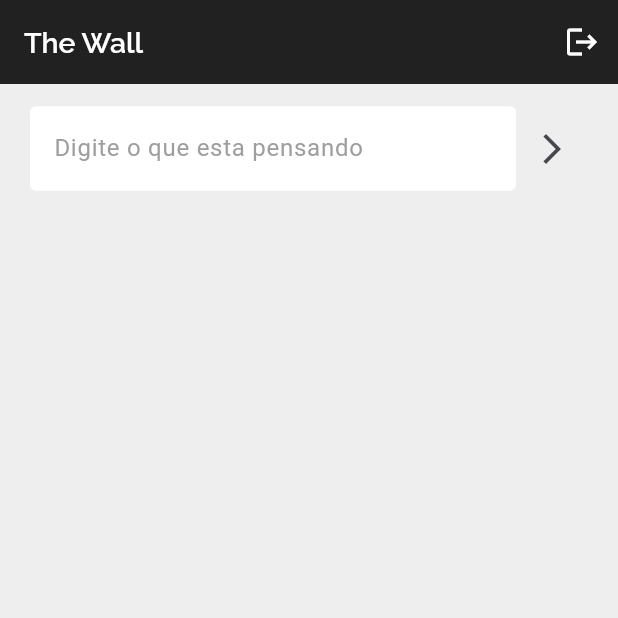
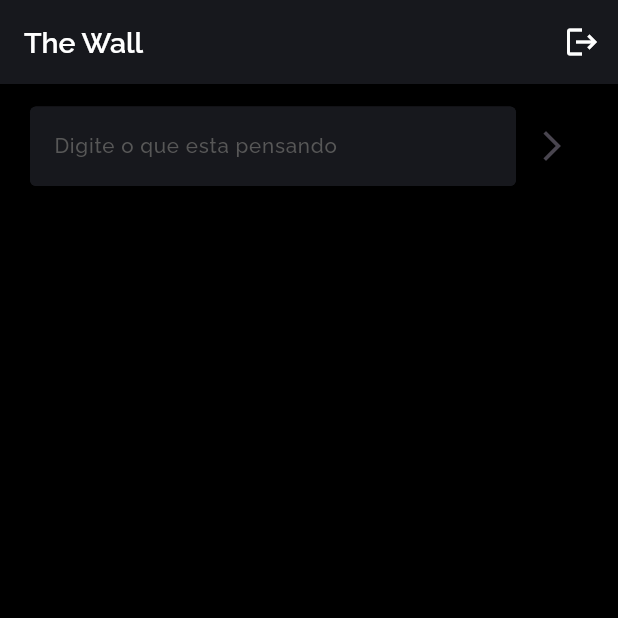
Before and after one commit to marianaoliveira1/SocialMidia, a Flutter app: the screen it shows once a user with an empty profile is signed in, on a phone screen of 412 x 824 dp, the top half of it. Run offline on Flutter 3.47's test engine with Material 3 defaults, Android fonts, the phone set to English and light mode, and no system bars; our stand-ins replace cloud_firestore, firebase_auth, firebase_core, flutter_screenutil, get, google_fonts; accounts and stored records are empty.

Commit message:
refactor: input de digitar o texto

```diff
--- a/lib/pages/home/home_page.dart
+++ b/lib/pages/home/home_page.dart
@@ -4,6 +4,7 @@ import 'package:flutter_screenutil/flutter_screenutil.dart';
 import 'package:get/get.dart';
 import 'package:google_fonts/google_fonts.dart';
 import 'package:socialmidia/controller/auth_controller.dart';
+import 'package:socialmidia/pages/home/widgtes/input_digitar_texto.dart';
 import 'package:socialmidia/utils/colors.dart';
 
 class HomePage extends StatelessWidget {
@@ -17,10 +18,8 @@ class HomePage extends StatelessWidget {
 
     final textController = TextEditingController();
 
-    void pstMessage() {}
-
     return Scaffold(
-      backgroundColor: Colors.grey[200],
+      backgroundColor: DefaultColors.preto,
       appBar: AppBar(
         title: Text(
           "The Wall",
@@ -30,7 +29,7 @@ class HomePage extends StatelessWidget {
             fontWeight: FontWeight.w600,
           ),
         ),
-        backgroundColor: Colors.grey[900],
+        backgroundColor: DefaultColors.background,
         actions: [
           IconButton(
             onPressed: authService.signOut,
@@ -51,45 +50,12 @@ class HomePage extends StatelessWidget {
                 right: 20,
                 left: 20,
               ),
-              child: Row(
-                children: [
-                  Expanded(
-                    child: TextField(
-                      controller: textController,
-                      decoration: InputDecoration(
-                        border: OutlineInputBorder(
-                          borderRadius: BorderRadius.circular(16),
-                        ),
-                        enabledBorder: OutlineInputBorder(
-                          borderSide: BorderSide(
-                            color: Colors.white,
-                          ),
-                        ),
-                        focusedBorder: const OutlineInputBorder(
-                          borderSide: BorderSide(
-                            color: Colors.white,
-                          ),
-                        ),
-                        filled: true,
-                        fillColor: Colors.white,
-                        hintStyle: TextStyle(
-                          color: Colors.grey[500],
-                        ),
-                        hintText: 'Digite o que esta pensando',
-                      ),
-                    ),
-                  ),
-                  IconButton(
-                    onPressed: pstMessage,
-                    icon: const Icon(Icons.arrow_forward_ios),
-                  )
-                ],
-              ),
+              child: InputDigitarTexto(textController: textController),
             ),
             Text(
               currentUser!.email!,
               style: GoogleFonts.raleway(
-                color: DefaultColors.preto,
+                color: DefaultColors.branco,
                 fontSize: 13.sp,
                 fontWeight: FontWeight.w300,
               ),
--- /dev/null
+++ b/lib/pages/home/widgtes/input_digitar_texto.dart
@@ -0,0 +1,60 @@
+import 'package:flutter/material.dart';
+import 'package:flutter_screenutil/flutter_screenutil.dart';
+
+import 'package:google_fonts/google_fonts.dart';
+
+import 'package:socialmidia/utils/colors.dart';
+
+class InputDigitarTexto extends StatelessWidget {
+  const InputDigitarTexto({
+    super.key,
+    required this.textController,
+  });
+
+  final TextEditingController textController;
+
+  @override
+  Widget build(BuildContext context) {
+    void pstMessage() {}
+
+    return Row(
+      children: [
+        Expanded(
+          child: TextField(
+            controller: textController,
+            style: GoogleFonts.raleway(
+              color: DefaultColors.branco,
+              fontSize: 13.sp,
+              fontWeight: FontWeight.w500,
+            ),
+            decoration: InputDecoration(
+              border: OutlineInputBorder(
+                borderRadius: BorderRadius.circular(16),
+              ),
+              enabledBorder: const OutlineInputBorder(
+                borderSide: BorderSide(
+                  color: DefaultColors.background,
+                ),
+              ),
+              focusedBorder: const OutlineInputBorder(
+                borderSide: BorderSide(
+                  color: DefaultColors.background,
+                ),
+              ),
+              filled: true,
+              fillColor: DefaultColors.background,
+              hintStyle: const TextStyle(
+                color: DefaultColors.cinzaClaro,
+              ),
+              hintText: 'Digite o que esta pensando',
+            ),
+          ),
+        ),
+        IconButton(
+          onPressed: pstMessage,
+          icon: const Icon(Icons.arrow_forward_ios),
+        )
+      ],
+    );
+  }
+}
--- a/lib/utils/colors.dart
+++ b/lib/utils/colors.dart
@@ -6,4 +6,5 @@ class DefaultColors {
   static const Color cinzaClaro = Color(0xFF575757);
   static const Color preto = Color(0xFF000000);
   static const Color branco = Color(0xFFFFFFFF);
+  static const Color background = Color(0xFF17181d);
 }
```
